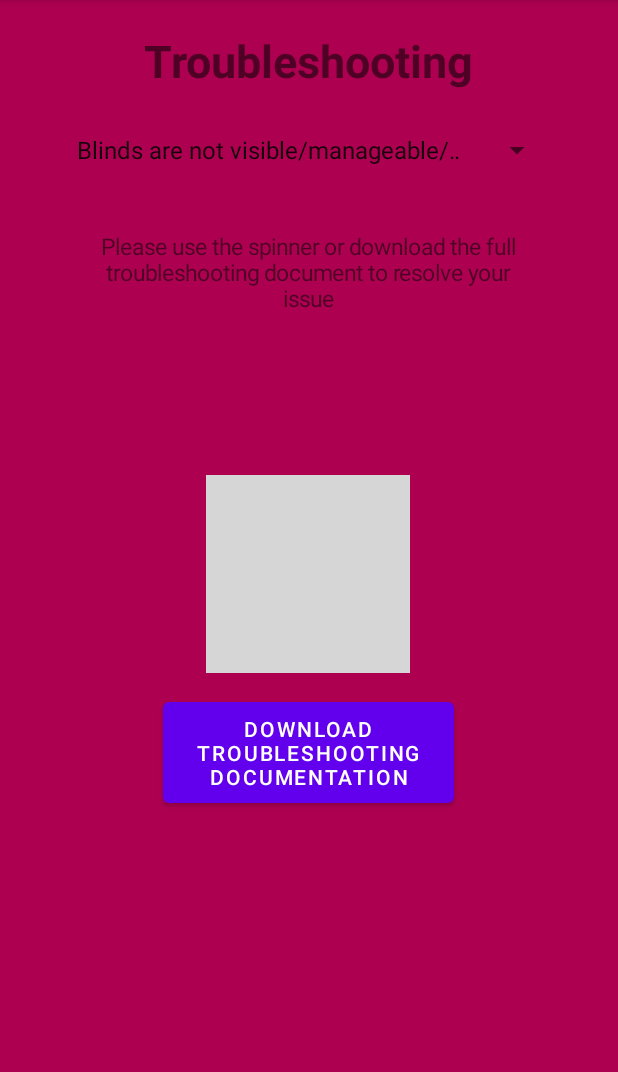
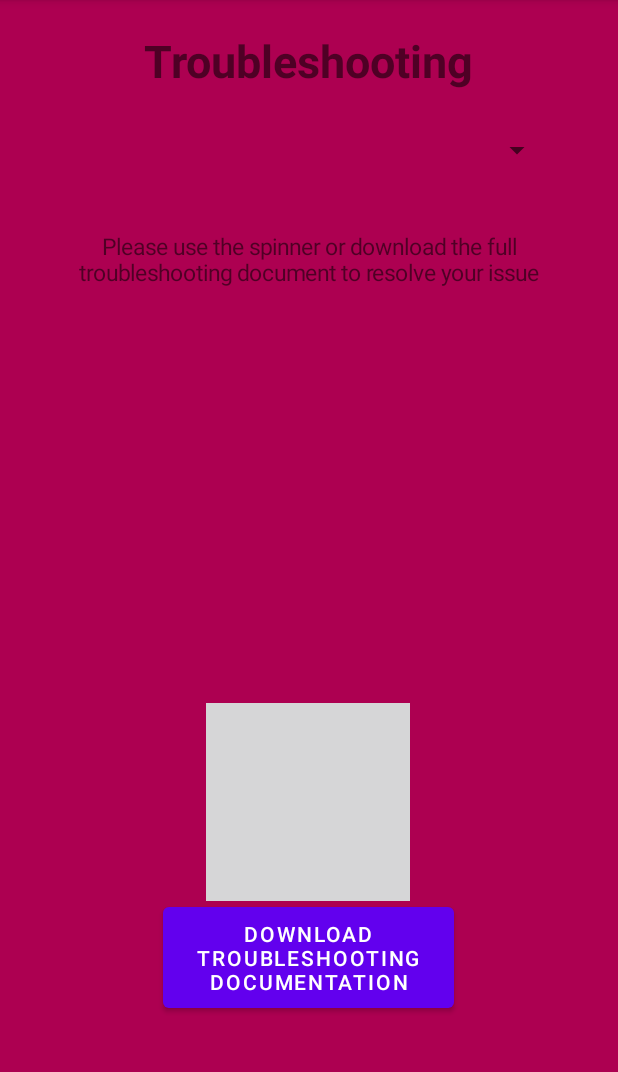
Before and after one commit to AmitRamotar117/SmartBlindAddon, an Android app: the fragment TroubleshootFragment shown on its own in the app's theme, on a phone screen of 412 x 824 dp, the part 84-1156 px from its top. Run offline under Robolectric (Android 15) with nearby library versions, the phone set to English and light mode, and no system bars; 1 statement that could not run was skipped.

Commit message:
Tweaked layout to fit all troubleshooting instructions in

```diff
--- a/smartblind/src/main/java/ca/t10/blinddev/it/smartblindaddon/ui/troubleshoot/TroubleshootFragment.java
+++ b/smartblind/src/main/java/ca/t10/blinddev/it/smartblindaddon/ui/troubleshoot/TroubleshootFragment.java
@@ -12,6 +12,7 @@ import android.view.LayoutInflater;
 import android.view.View;
 import android.view.ViewGroup;
 import android.webkit.MimeTypeMap;
+import android.widget.AdapterView;
 import android.widget.ArrayAdapter;
 import android.widget.Button;
 import android.widget.ImageView;
@@ -62,7 +63,7 @@ public class TroubleshootFragment extends Fragment {
         timg.setImageResource(R.drawable.blinds_mount_measuring_1024x633);
 
         //Spinner initialization code
-        String[] arraySpinner = new String[] {
+        String[] arraySpinner = new String[] { "",
                 "Blinds are not visible/manageable/saved", "Login/Logout not working", "Application Crashes",
                 "Blinds do not open/close to the full extent", "Blinds do not move at all"
         };
@@ -71,6 +72,53 @@ public class TroubleshootFragment extends Fragment {
                 android.R.layout.simple_spinner_item, arraySpinner);
         adapter.setDropDownViewResource(android.R.layout.simple_spinner_dropdown_item);
         troubleshootSpinner.setAdapter(adapter);
+
+        //Spinner Selection code
+        troubleshootSpinner.setOnItemSelectedListener(new AdapterView.OnItemSelectedListener() {
+
+            @Override
+            public void onItemSelected(AdapterView<?> arg0, View arg1,
+                                       int arg2, long arg3) {
+                // TODO Auto-generated method stub
+
+                String selItem = troubleshootSpinner.getItemAtPosition(arg2).toString();
+
+                if(selItem.equals("Blinds are not visible/manageable/saved"))
+                {
+                    instruct.setText("1. Please ensure you are connected to the internet\n" +
+                            "2. If issue persists you can contact support in our contact us page");
+                }
+                else if(selItem.equals("Login/Logout not working"))
+                {
+                    instruct.setText("1. Please ensure you are a registered\n" +
+                            "2. Make sure you are connected to the internet");
+                }
+                else if(selItem.equals("Application Crashes"))
+                {
+                    instruct.setText("1. Please ensure that you are using a compatible version of Android and update your version if it is outdated\n" +
+                            "2. Try restarting the phone and running the app again\n" +
+                            "3. Check and your phone for malware and/or any intrusive or overarching apps, close them and clean your phone of malware before starting the application\n" +
+                            "4. If your phone is configured in a language other than English or French try running from an English or French Android configuration.\n");
+                }
+                else if(selItem.equals("Blinds do not open/close to the full extent"))
+                {
+                    instruct.setText("1. Please ensure you are a registered\n" +
+                            "2. Make sure you are connected to the internet");
+                }
+                else if(selItem.equals("Blinds do not move at all"))
+                {
+                    instruct.setText("1. Please ensure the blind is connected to the motor\n" +
+                            "2. Make sure you are connected to the internet when sending operations\n" +
+                            "3. Measure the height of the blind in cm and enter it to calibrate the blind\n" +
+                            "4. Try deleting and adding the blind in question again");
+                }
+            }
+
+            @Override
+            public void onNothingSelected(AdapterView<?> adapterView) {
+                instruct.setText("Please use the spinner or download the full troubleshooting document to find and resolve your issue");
+            }
+        });
 
         //get troubleshooting file from button
         downloadBtn = root.findViewById(R.id.troubleshoot_download);
--- a/smartblind/src/main/res/layout-land/fragment_troubleshoot.xml
+++ b/smartblind/src/main/res/layout-land/fragment_troubleshoot.xml
@@ -15,10 +15,10 @@
         android:text="Download Troubleshooting Documentation"
         app:layout_constraintBottom_toBottomOf="parent"
         app:layout_constraintEnd_toEndOf="parent"
-        app:layout_constraintHorizontal_bias="0.932"
+        app:layout_constraintHorizontal_bias="0.958"
         app:layout_constraintStart_toStartOf="parent"
         app:layout_constraintTop_toTopOf="parent"
-        app:layout_constraintVertical_bias="0.466" />
+        app:layout_constraintVertical_bias="0.545" />
 
     <Spinner
         android:id="@+id/troubleshoot_options"
@@ -45,17 +45,17 @@
 
     <TextView
         android:id="@+id/troubleshoot_instruct"
-        android:layout_width="338dp"
-        android:layout_height="88dp"
+        android:layout_width="420dp"
+        android:layout_height="217dp"
         android:layout_marginTop="24dp"
         android:text="Troubleshooting Text From Spinner Options"
         android:textAlignment="center"
         app:layout_constraintBottom_toBottomOf="parent"
         app:layout_constraintEnd_toEndOf="parent"
-        app:layout_constraintHorizontal_bias="0.496"
+        app:layout_constraintHorizontal_bias="0.462"
         app:layout_constraintStart_toStartOf="parent"
         app:layout_constraintTop_toBottomOf="@+id/troubleshoot_options"
-        app:layout_constraintVertical_bias="0.021" />
+        app:layout_constraintVertical_bias="0.1" />
 
     <ImageView
         android:id="@+id/troubleshoot_image"
@@ -64,10 +64,10 @@
         android:foreground="@drawable/troubleshooting_image"
         app:layout_constraintBottom_toBottomOf="parent"
         app:layout_constraintEnd_toEndOf="parent"
-        app:layout_constraintHorizontal_bias="0.499"
+        app:layout_constraintHorizontal_bias="0.065"
         app:layout_constraintStart_toStartOf="parent"
         app:layout_constraintTop_toTopOf="parent"
-        app:layout_constraintVertical_bias="0.892" />
+        app:layout_constraintVertical_bias="0.553" />
 
 
 </androidx.constraintlayout.widget.ConstraintLayout>
--- a/smartblind/src/main/res/layout/fragment_troubleshoot.xml
+++ b/smartblind/src/main/res/layout/fragment_troubleshoot.xml
@@ -33,8 +33,8 @@
 
     <TextView
         android:id="@+id/troubleshoot_instruct"
-        android:layout_width="299dp"
-        android:layout_height="91dp"
+        android:layout_width="313dp"
+        android:layout_height="271dp"
         android:layout_marginTop="28dp"
         android:text="Troubleshooting Text From Spinner Options"
         android:textAlignment="center"
@@ -68,6 +68,6 @@
         app:layout_constraintHorizontal_bias="0.497"
         app:layout_constraintStart_toStartOf="parent"
         app:layout_constraintTop_toTopOf="parent"
-        app:layout_constraintVertical_bias="0.671" />
+        app:layout_constraintVertical_bias="0.869" />
 
 </androidx.constraintlayout.widget.ConstraintLayout>
```
